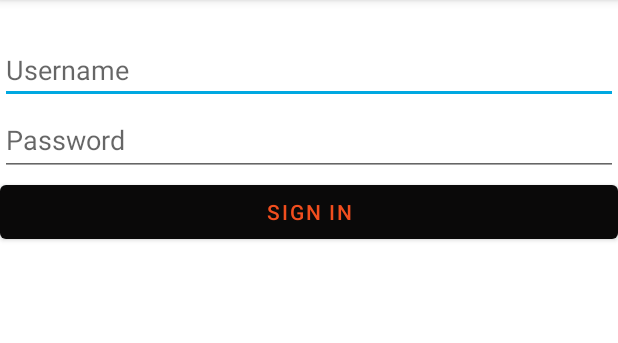
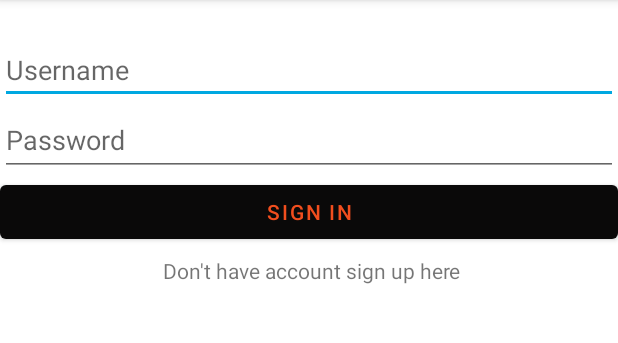
Before and after one commit to antoineTsinga/streamavailability, an Android app: the screen it shows after launch (LoginActivity), on a phone screen of 412 x 824 dp, the part 84-427 px from its top. Run offline under Robolectric (Android 15) with nearby library versions, the phone set to English and light mode, and no system bars; our stand-ins replace Firebase (no records; nobody signed in at launch, a user with empty details on screens opened directly).

Commit message:
fixe bug

```diff
--- a/app/src/main/java/com/streamavailability/auth/LoginActivity.java
+++ b/app/src/main/java/com/streamavailability/auth/LoginActivity.java
@@ -1,12 +1,14 @@
 package com.streamavailability.auth;
 
 import androidx.appcompat.app.AppCompatActivity;
+
 
 import android.content.Intent;
 import android.os.Bundle;
 import android.view.View;
 import android.widget.Button;
 import android.widget.EditText;
+import android.widget.TextView;
 import android.widget.Toast;
 
 import com.google.android.gms.tasks.OnCompleteListener;
@@ -21,9 +23,11 @@ import com.streamavailability.service.FirebaseService;
 public class LoginActivity extends AppCompatActivity {
     private EditText mUsernameField;
     private EditText mPasswordField;
+    private TextView textToRegistration;
     private Button mSignInButton;
     private FirebaseService mFirebaseService;
     private ActivityLogin2Binding binding;
+
 
     @Override
     protected void onCreate(Bundle savedInstanceState) {
@@ -37,7 +41,13 @@ public class LoginActivity extends AppCompatActivity {
         mUsernameField = findViewById(R.id.username_field_login);
         mSignInButton = findViewById(R.id.sign_in_button2);
         mPasswordField = findViewById(R.id.password_field_login);
+        textToRegistration = findViewById(R.id.not_have_account);
 
+
+        textToRegistration.setOnClickListener(v->{
+            Intent intent = new Intent(LoginActivity.this, RegisterActivity.class);
+            startActivity(intent);
+        });
 
         if(FirebaseAuth.getInstance().getCurrentUser() != null){
             Intent intent = new Intent(LoginActivity.this, MainActivity.class);
--- a/app/src/main/res/layout/activity_login2.xml
+++ b/app/src/main/res/layout/activity_login2.xml
@@ -32,4 +32,13 @@
         android:layout_height="wrap_content"
         android:text="Sign In"/>
 
+    <TextView
+        android:id="@+id/not_have_account"
+        android:layout_width="match_parent"
+        android:layout_height="match_parent"
+        android:textAlignment="center"
+        android:layout_marginTop="5dp"
+        android:text=" Don't have account sign up here"
+        />
+
 </LinearLayout>
```
Also changed, not shown: app/src/main/java/com/streamavailability/service/FirebaseService.java (+16 -1 lines), app/src/main/java/com/streamavailability/ui/account/AccountFragment.java (+48 -2 lines).
